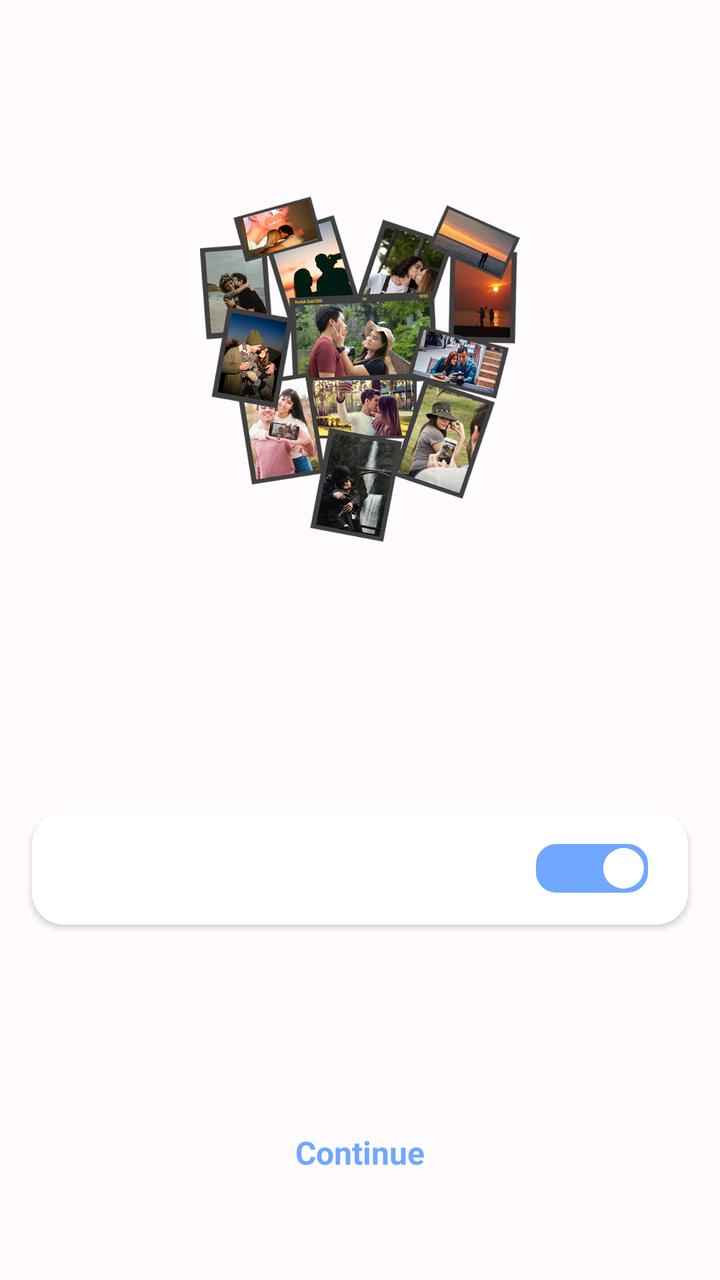
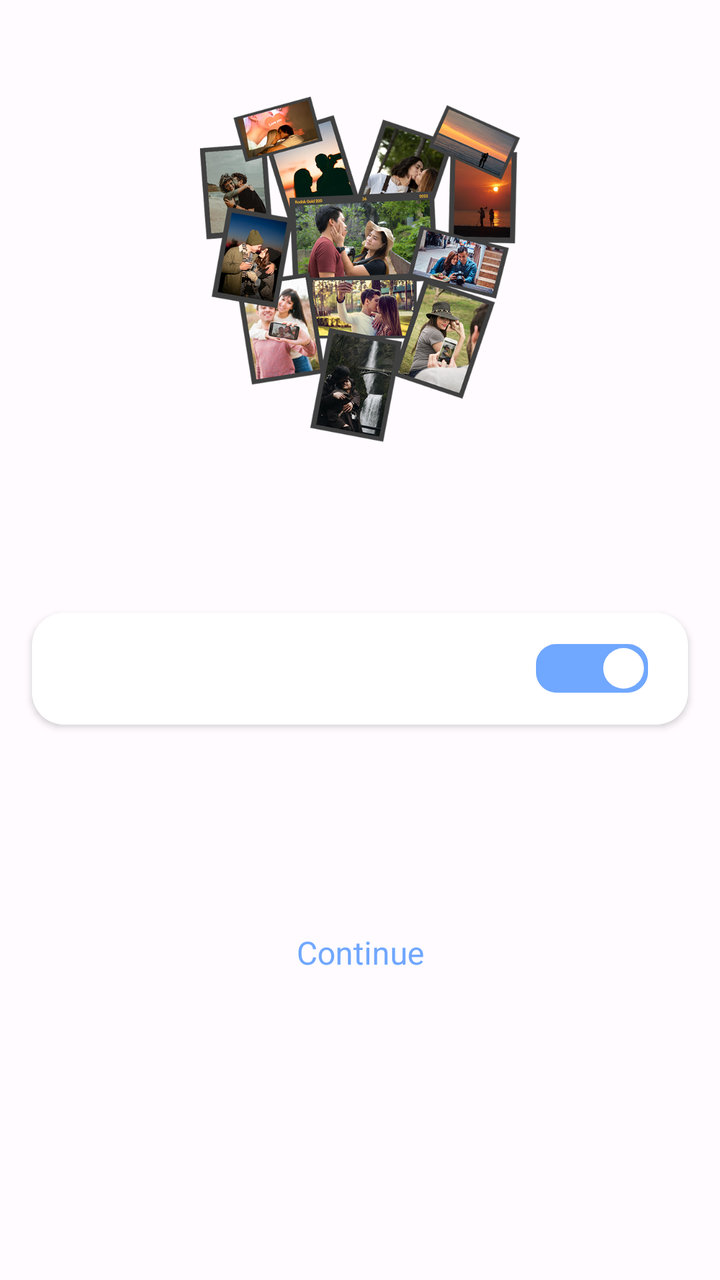

The first picture is an Android layout as it rendered before a commit; the second is the same layout after the commit. The layout source and the unified diff follow.
<!-- AndroidManifest.xml: application theme Theme.DepthWallpaper -->
<!-- res/layout/activity_permission.xml -->
<?xml version="1.0" encoding="utf-8"?>
<androidx.constraintlayout.widget.ConstraintLayout
    xmlns:android="http://schemas.android.com/apk/res/android"
    xmlns:app="http://schemas.android.com/apk/res-auto"
    android:layout_width="match_parent"
    android:layout_height="match_parent"
    android:background="#FFFBFF">

    <include
            android:id="@+id/actionBar"
            layout="@layout/layout_actionbar"
            android:layout_width="match_parent"
            android:layout_height="wrap_content" />

    <ImageView
        android:id="@+id/imv"
        android:layout_width="0dp"
        android:layout_height="0dp"
        android:layout_marginHorizontal="@dimen/dimension_100"
        android:contentDescription="@null"
        app:layout_constraintDimensionRatio="1.51:1.63"
        android:layout_marginBottom="@dimen/dimension_40"
        android:src="@drawable/img_ava_permission"
        app:layout_constraintBottom_toTopOf="@+id/permTitle"
        app:layout_constraintEnd_toEndOf="parent"
        app:layout_constraintStart_toStartOf="parent"
        app:layout_constraintTop_toBottomOf="@+id/actionBar" />

    <TextView
        android:id="@+id/permTitle"
        android:layout_width="match_parent"
        android:layout_height="wrap_content"
        android:layout_marginHorizontal="@dimen/dimension_6"
        android:layout_marginBottom="@dimen/dimension_18"
        android:gravity="center"
        android:paddingHorizontal="@dimen/dimension_16"
        android:textColor="@color/gray2"
        android:textSize="@dimen/text_size_14"
        app:layout_constraintBottom_toTopOf="@+id/rowPermission" />

    
    <RelativeLayout
        android:id="@+id/rowPermission"
        android:layout_width="match_parent"
        android:elevation="@dimen/dimension_2"
        android:layout_height="@dimen/dimension_56"
        android:layout_marginHorizontal="@dimen/dimension_16"
        android:layout_marginBottom="@dimen/dimension_100"
        android:background="@drawable/bg_language"
        app:layout_constraintBottom_toTopOf="@+id/btnContinue">

        <TextView
            android:id="@+id/permName"
            android:layout_width="wrap_content"
            android:layout_height="wrap_content"
            android:layout_centerVertical="true"
            android:layout_marginStart="@dimen/dimension_24"
            android:textColor="@color/black"
            android:fontFamily="@font/roboto_regular"
            android:textSize="@dimen/text_size_18" />

        <ImageView
            android:id="@+id/permSwitch"
            android:layout_width="@dimen/dimension_56"
            android:layout_height="@dimen/dimension_25"
            android:layout_alignParentEnd="true"
            android:layout_centerVertical="true"
            android:layout_marginEnd="@dimen/dimension_20"
            android:contentDescription="@null"
            android:src="@drawable/switch_on" />
    </RelativeLayout>

    <TextView
        android:id="@+id/btnContinue"
        android:layout_width="wrap_content"
        android:layout_height="wrap_content"
        android:layout_marginBottom="@dimen/dimension_50"
        android:gravity="center"
        android:padding="@dimen/dimension_3"
        android:text="@string/continue_text"
        android:textColor="@color/app_color"
        android:textSize="@dimen/text_size_16"
        android:textStyle="bold"
        app:layout_constraintStart_toStartOf="parent"
        app:layout_constraintBottom_toBottomOf="parent"
        app:layout_constraintEnd_toEndOf="parent" />
</androidx.constraintlayout.widget.ConstraintLayout>
<!-- res/layout/layout_actionbar.xml (included above) -->
<?xml version="1.0" encoding="utf-8"?>
<FrameLayout
    xmlns:android="http://schemas.android.com/apk/res/android"
    android:layout_width="match_parent"
    android:layout_marginTop="@dimen/dimension_20"
    android:layout_height="@dimen/dimension_65"
    android:paddingHorizontal="@dimen/dimension_16">

    <ImageView
        android:id="@+id/btnActionBarLeft"
        android:layout_width="@dimen/dimension_40"
        android:layout_height="@dimen/dimension_40"
        android:layout_gravity="center_vertical|start"
        android:background="?attr/selectableItemBackgroundBorderless"
        android:contentDescription="@null"
        android:padding="@dimen/dimension_8"
        android:src="@drawable/ic_back"
        android:visibility="invisible" />

    <TextView
        android:id="@+id/tvStart"
        android:layout_width="match_parent"
        android:layout_height="wrap_content"
        android:layout_gravity="center_vertical|start"
        android:layout_marginHorizontal="@dimen/dimension_16"
        android:ellipsize="marquee"
        android:gravity="start|center_vertical"
        android:singleLine="true"
        android:fontFamily="@font/righteous_regular"
        android:textColor="@color/black2"
        android:textSize="@dimen/text_size_20"
        android:textStyle="bold"
        android:visibility="gone" />

    <TextView
        android:id="@+id/tvCenter"
        android:layout_width="match_parent"
        android:layout_height="wrap_content"
        android:layout_gravity="center"
        android:layout_marginHorizontal="@dimen/dimension_56"
        android:ellipsize="marquee"
        android:fontFamily="@font/righteous_regular"
        android:gravity="center"
        android:singleLine="true"
        android:textColor="@color/black2"
        android:textSize="@dimen/text_size_22"
        android:textStyle="bold"
        android:visibility="gone" />

    <ImageView
        android:id="@+id/btnActionBarRight1"
        android:layout_width="@dimen/dimension_40"
        android:layout_height="@dimen/dimension_40"
        android:layout_gravity="center_vertical|end"
        android:layout_marginEnd="@dimen/dimension_48"
        android:background="?attr/selectableItemBackgroundBorderless"
        android:contentDescription="@null"
        android:padding="@dimen/dimension_6"
        android:visibility="gone" />

    <ImageView
        android:id="@+id/btnActionBarRight"
        android:layout_width="@dimen/dimension_40"
        android:layout_height="@dimen/dimension_40"
        android:layout_gravity="center_vertical|end"
        android:background="?attr/selectableItemBackgroundBorderless"
        android:contentDescription="@null"
        android:padding="@dimen/dimension_6"
        android:visibility="invisible" />
</FrameLayout>
<!-- resources referenced by this layout -->
<resources>
  <color name="app_color">#70A7FF</color>
  <color name="black">#000000</color>
  <color name="black2">#404040</color>
  <color name="gray2">#803C3C3C</color>
  <dimen name="dimension_100">100dp</dimen>
  <dimen name="dimension_16">16dp</dimen>
  <dimen name="dimension_18">18dp</dimen>
  <dimen name="dimension_2">2dp</dimen>
  <dimen name="dimension_20">20dp</dimen>
  <dimen name="dimension_24">24dp</dimen>
  <dimen name="dimension_25">25dp</dimen>
  <dimen name="dimension_3">3dp</dimen>
  <dimen name="dimension_40">40dp</dimen>
  <dimen name="dimension_48">48dp</dimen>
  <dimen name="dimension_50">50dp</dimen>
  <dimen name="dimension_56">56dp</dimen>
  <dimen name="dimension_6">6dp</dimen>
  <dimen name="dimension_65">65dp</dimen>
  <dimen name="dimension_8">8dp</dimen>
  <dimen name="text_size_14">14sp</dimen>
  <dimen name="text_size_16">16sp</dimen>
  <dimen name="text_size_18">18sp</dimen>
  <dimen name="text_size_20">20sp</dimen>
  <dimen name="text_size_22">22sp</dimen>
  <!-- drawable bg_language (drawable) -->
  <?xml version="1.0" encoding="utf-8"?>
  <shape xmlns:android="http://schemas.android.com/apk/res/android" android:shape="rectangle">
      <solid android:color="@color/white" />
      <corners android:radius="@dimen/dimension_16" />
  </shape>
  <!-- drawable ic_back (drawable) -->
  <?xml version="1.0" encoding="utf-8"?>
  <vector xmlns:android="http://schemas.android.com/apk/res/android"
      android:width="@dimen/dimension_24" android:height="@dimen/dimension_24" android:viewportWidth="24" android:viewportHeight="24">
      <path android:fillColor="#00000000" android:strokeColor="#2B2B3A" android:strokeWidth="2.2" android:strokeLineCap="round" android:strokeLineJoin="round" android:pathData="M15,5 L8,12 L15,19" />
  </vector>
  <!-- drawable img_ava_permission: png bitmap (drawable, 592913 bytes) -->
  <!-- drawable switch_on (drawable) -->
  <vector xmlns:android="http://schemas.android.com/apk/res/android"
          android:width="55dp"
          android:height="24dp"
          android:viewportWidth="55"
          android:viewportHeight="24">
      <group>
          <path
                  android:fillColor="#FF70A7FF"
                  android:pathData="M55 14c0 5.52-4.48 10-10 10l-35 0c-5.52 0-10-4.48-10-10l0-4c0-5.52 4.48-10 10-10l35 0c5.52 0 10 4.48 10 10z"/>
          <group>
              <path
                      android:fillColor="#FFFFFFFF"
                      android:pathData="M43 2A10 10 0 1 0 43 22 10 10 0 1 0 43 2z"/>
          </group>
      </group>
  </vector>
  <string name="continue_text">Continue</string>
  <style name="Theme.DepthWallpaper" parent="Theme.Material3.Light.NoActionBar">
          <item name="android:windowTranslucentStatus">false</item>
          <item name="android:windowDrawsSystemBarBackgrounds">true</item>
          <item name="android:statusBarColor">@android:color/transparent</item>
          <item name="android:navigationBarColor">@android:color/transparent</item>
          <item name="android:windowSoftInputMode">adjustResize</item>
          <item name="android:windowBackground">@color/white</item>
          <item name="android:windowIsTranslucent">false</item>
          <item name="android:windowDisablePreview">true</item>
      </style>
  <color name="white">#FFFFFFFF</color>
</resources>

<!-- the commit's change to res/layout/activity_permission.xml (unified diff, before → after) -->
@@ -74,13 +74,13 @@
         android:id="@+id/btnContinue"
         android:layout_width="wrap_content"
         android:layout_height="wrap_content"
-        android:layout_marginBottom="@dimen/dimension_50"
+        android:layout_marginBottom="@dimen/dimension_150"
         android:gravity="center"
         android:padding="@dimen/dimension_3"
         android:text="@string/continue_text"
         android:textColor="@color/app_color"
         android:textSize="@dimen/text_size_16"
-        android:textStyle="bold"
+
         app:layout_constraintStart_toStartOf="parent"
         app:layout_constraintBottom_toBottomOf="parent"
         app:layout_constraintEnd_toEndOf="parent" />
@@ -117,7 +117,7 @@
         android:fontFamily="@font/righteous_regular"
         android:textColor="@color/black2"
         android:textSize="@dimen/text_size_20"
-        android:textStyle="bold"
+
         android:visibility="gone" />
 
     <TextView
@@ -132,7 +132,7 @@
         android:singleLine="true"
         android:textColor="@color/black2"
         android:textSize="@dimen/text_size_22"
-        android:textStyle="bold"
+
         android:visibility="gone" />
 
     <ImageView
<!-- resource entries referenced after the edit -->
@@ -5,6 +5,7 @@
   <color name="black2">#404040</color>
   <color name="gray2">#803C3C3C</color>
   <dimen name="dimension_100">100dp</dimen>
+  <dimen name="dimension_150">150dp</dimen>
   <dimen name="dimension_16">16dp</dimen>
   <dimen name="dimension_18">18dp</dimen>
   <dimen name="dimension_2">2dp</dimen>
@@ -14,7 +15,6 @@
   <dimen name="dimension_3">3dp</dimen>
   <dimen name="dimension_40">40dp</dimen>
   <dimen name="dimension_48">48dp</dimen>
-  <dimen name="dimension_50">50dp</dimen>
   <dimen name="dimension_56">56dp</dimen>
   <dimen name="dimension_6">6dp</dimen>
   <dimen name="dimension_65">65dp</dimen>
